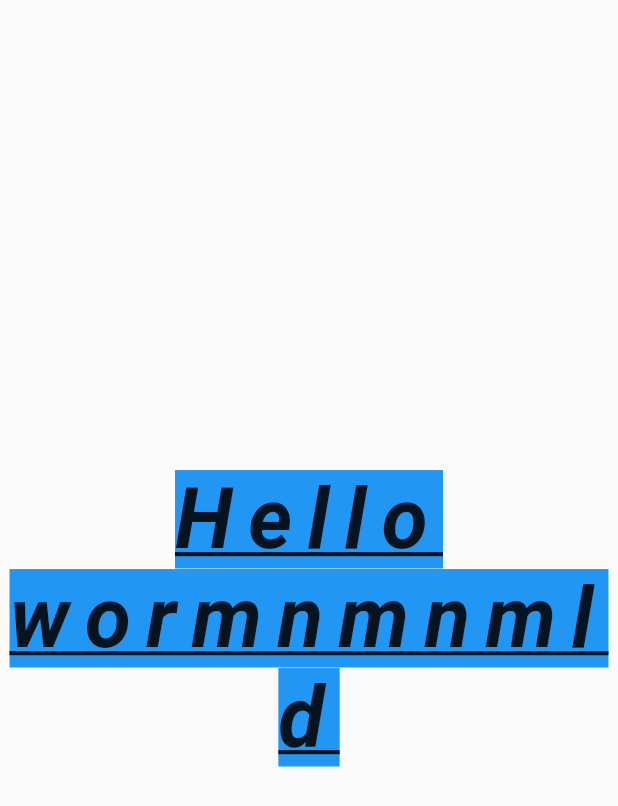
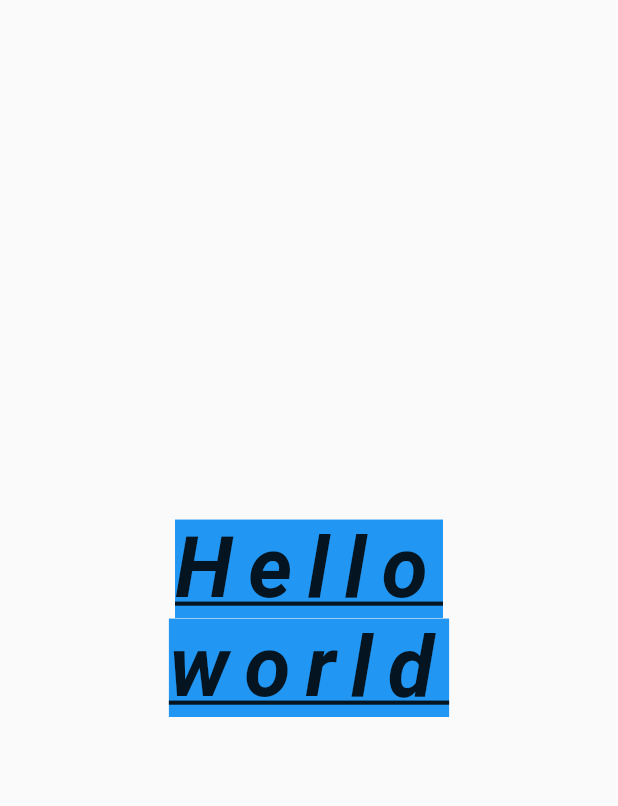
Before and after one commit to Dansolo1235/hello_world, a Flutter app: the screen it shows after launch, on a phone screen of 412 x 824 dp. Shown: the top 806 px of the screen. Run offline on Flutter 3.47's test engine with Material 2 defaults, Android fonts, the phone set to English and light mode, and no system bars.

Commit message:
secnd commit

```diff
--- a/lib/main.dart
+++ b/lib/main.dart
@@ -11,7 +11,7 @@ class MyApp extends StatelessWidget{
     return const MaterialApp(
         home: Material(
           child: Center(
-              child:Text("Hello wormnmnmld",
+              child:Text("Hello world",
                 textAlign: TextAlign.center,
                 textDirection: TextDirection.rtl,
                 textScaleFactor: 4.0,
```
